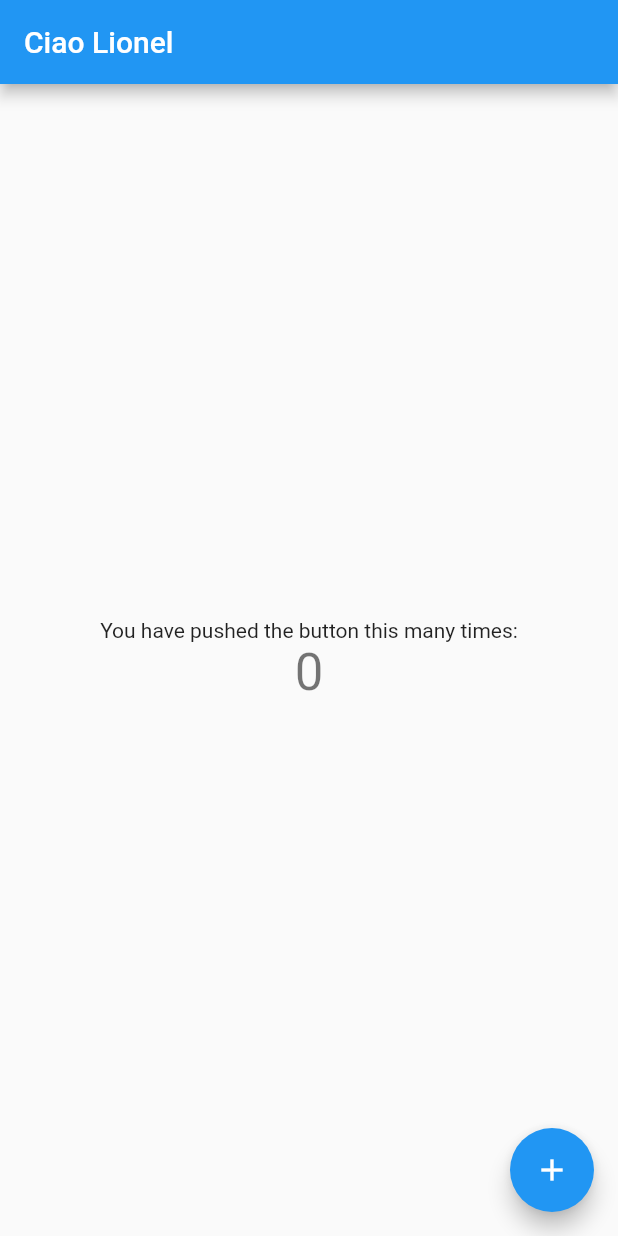
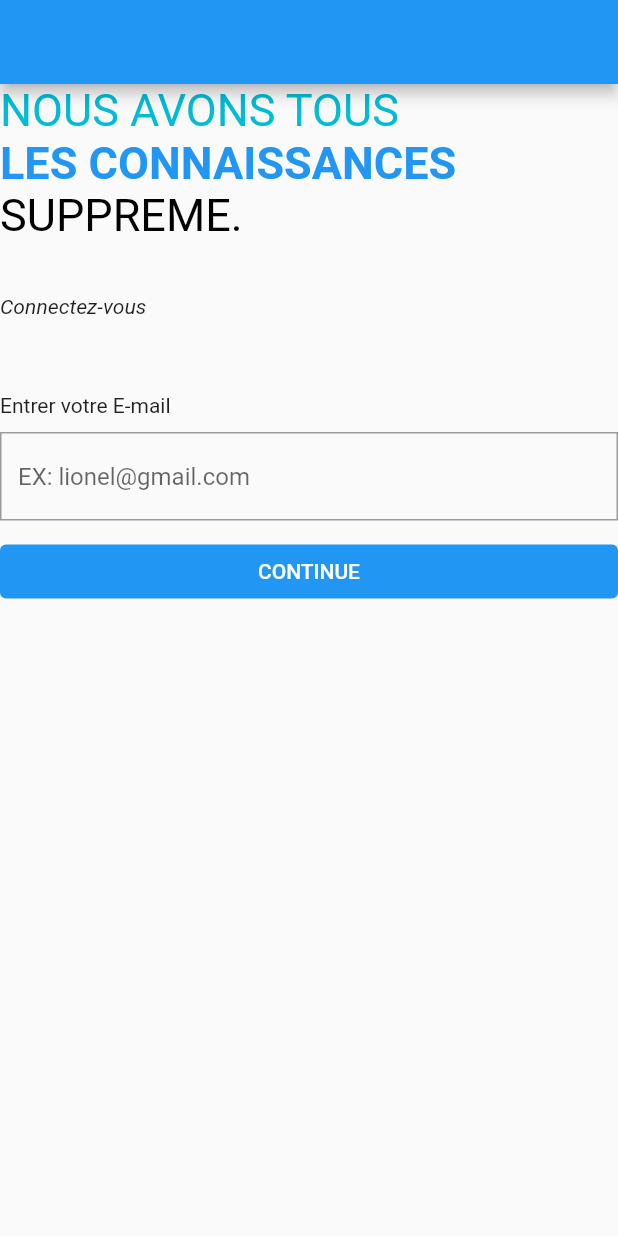
Before and after one commit to Djouaka-kelefack-lionel/MSCom, a Flutter app: the screen it shows after launch, on a phone screen of 412 x 824 dp. Run offline on Flutter 3.47's test engine with Material 2 defaults, Android fonts, the phone set to English and light mode, and no system bars.

Commit message:
Formulaire de connection

```diff
--- a/lib/main.dart
+++ b/lib/main.dart
@@ -1,118 +1,16 @@
 import 'package:flutter/material.dart';
+import 'package:mscomunication/screens/guest/Auth.dart';
 
-void main() {
-  runApp(const MyApp());
-}
+void main() => runApp(App());
 
-class MyApp extends StatelessWidget {
-  const MyApp({super.key});
+class App extends StatelessWidget {
 
-  // This widget is the root of your application.
   @override
   Widget build(BuildContext context) {
     return MaterialApp(
+      debugShowCheckedModeBanner: false,
       title: 'Flutter Demo',
-
-
-
-      theme: ThemeData(
-        // This is the theme of your application.
-        //
-        // Try running your application with "flutter run". You'll see the
-        // application has a blue toolbar. Then, without quitting the app, try
-        // changing the primarySwatch below to Colors.green and then invoke
-        // "hot reload" (press "r" in the console where you ran "flutter run",
-        // or simply save your changes to "hot reload" in a Flutter IDE).
-        // Notice that the counter didn't reset back to zero; the application
-        // is not restarted.
-        primarySwatch: Colors.blue,
-      ),
-      home: const MyHomePage(title: 'Ciao Lionel'),
+      home: AuthScreen(),
     );
   }
 }
-
-class MyHomePage extends StatefulWidget {
-  const MyHomePage({super.key, required this.title});
-
-  // This widget is the home page of your application. It is stateful, meaning
-  // that it has a State object (defined below) that contains fields that affect
-  // how it looks.
-
-  // This class is the configuration for the state. It holds the values (in this
-  // case the title) provided by the parent (in this case the App widget) and
-  // used by the build method of the State. Fields in a Widget subclass are
-  // always marked "final".
-
-  final String title;
-
-  @override
-  State<MyHomePage> createState() => _MyHomePageState();
-}
-
-class _MyHomePageState extends State<MyHomePage> {
-  int _counter = 0;
-
-  void _incrementCounter() {
-    setState(() {
-      // This call to setState tells the Flutter framework that something has
-      // changed in this State, which causes it to rerun the build method below
-      // so that the display can reflect the updated values. If we changed
-      // _counter without calling setState(), then the build method would not be
-      // called again, and so nothing would appear to happen.
-      _counter++;
-    });
-  }
-
-  @override
-  Widget build(BuildContext context) {
-    // This method is rerun every time setState is called, for instance as done
-    // by the _incrementCounter method above.
-    //
-    // The Flutter framework has been optimized to make rerunning build methods
-    // fast, so that you can just rebuild anything that needs updating rather
-    // than having to individually change instances of widgets.
-    return Scaffold(
-      appBar: AppBar(
-        // Here we take the value from the MyHomePage object that was created by
-        // the App.build method, and use it to set our appbar title.
-        title: Text(widget.title),
-      ),
-      body: Center(
-        // Center is a layout widget. It takes a single child and positions it
-        // in the middle of the parent.
-        child: Column(
-          // Column is also a layout widget. It takes a list of children and
-          // arranges them vertically. By default, it sizes itself to fit its
-          // children horizontally, and tries to be as tall as its parent.
-          //
-          // Invoke "debug painting" (press "p" in the console, choose the
-          // "Toggle Debug Paint" action from the Flutter Inspector in Android
-          // Studio, or the "Toggle Debug Paint" command in Visual Studio Code)
-          // to see the wireframe for each widget.
-          //
-          // Column has various properties to control how it sizes itself and
-          // how it positions its children. Here we use mainAxisAlignment to
-          // center the children vertically; the main axis here is the vertical
-          // axis because Columns are vertical (the cross axis would be
-          // horizontal).
-          mainAxisAlignment: MainAxisAlignment.center,
-          children: <Widget>[
-            const Text(
-              'You have pushed the button this many times:',
-            ),
-            Text(
-              '$_counter',
-              style: Theme.of(context).textTheme.headline4,
-            ),
-          ],
-        ),
-      ),
-      floatingActionButton: FloatingActionButton(
-        onPressed: _incrementCounter,
-        tooltip: 'Increment',
-        child: const Icon(Icons.add),
-      ), // This trailing comma makes auto-formatting nicer for build methods.
-    );
-  }
-}
--- /dev/null
+++ b/lib/screens/guest/Auth.dart
@@ -0,0 +1,88 @@
+import 'package:flutter/material.dart';
+
+class AuthScreen extends StatefulWidget {
+   AuthScreen({Key? key}) : super(key: key);
+
+  @override
+  _AuthScreenState createState() => _AuthScreenState();
+}
+
+class _AuthScreenState extends State<AuthScreen> {
+  @override
+  Widget build(BuildContext context) {
+    return SafeArea(
+        child: Scaffold(
+          appBar: AppBar(),
+          body: Center(
+                child: Column(
+                  crossAxisAlignment: CrossAxisAlignment.start,
+                  children: [
+                    RichText(
+                        text: TextSpan(
+                            text: 'Nous Avons Tous\n'.toUpperCase(),
+                            style: TextStyle(
+                                color: Colors.cyan,
+                                fontSize: 30.0),
+                            children: [
+                              TextSpan(text:'Les Connaissances\n'.toUpperCase(),
+                              style: TextStyle(color: Theme.of(context).primaryColor,
+                              fontWeight: FontWeight.bold),
+                              ),
+                              TextSpan(text:'Suppreme.\n' .toUpperCase(),
+                              style: TextStyle(color: Colors.black),
+                              ),
+                            ],
+                        ),
+                    ),
+                    Text('Connectez-vous', style: TextStyle(fontStyle: FontStyle.italic),
+                    ),
+                    SizedBox(
+                      height:50.0,),
+                    Form(
+                        child: Column(
+                          crossAxisAlignment: CrossAxisAlignment.stretch,
+                          children: [
+                            Text('Entrer votre E-mail'),
+                            SizedBox(height: 10.0,
+                            ),
+                            TextFormField(
+                                decoration: InputDecoration(
+                                    hintText: 'EX: lionel@gmail.com',
+                                    border: OutlineInputBorder(
+                                      borderRadius: BorderRadius.circular(0.0),
+                                      borderSide: BorderSide(
+                                        color: Colors.grey,
+                                      ),
+                                  ),
+                                  focusedBorder: OutlineInputBorder(
+                                    borderRadius: BorderRadius.circular(0.0),
+                                    borderSide: BorderSide(
+                                      color: Colors.grey,
+                                    ),
+                                  )
+                                ),
+                            ),
+                        SizedBox(
+                          height: 10.0,
+                        ),
+
+                            ElevatedButton(
+                              style: ElevatedButton.styleFrom(
+                                foregroundColor:
+                                Theme.of(context).colorScheme.onSecondaryContainer,
+                                backgroundColor: Theme.of(context).colorScheme.secondaryContainer,
+                              ).copyWith(elevation: ButtonStyleButton.allOrNull(0.0)),
+                              onPressed:  () =>print ('send'),
+                              child: Text('continue'.toUpperCase()),
+                            ),
+
+                      ],
+                    ),
+                    ),
+                  ],
+                ),
+              ),
+        ),
+    );
+  }
+}
```
